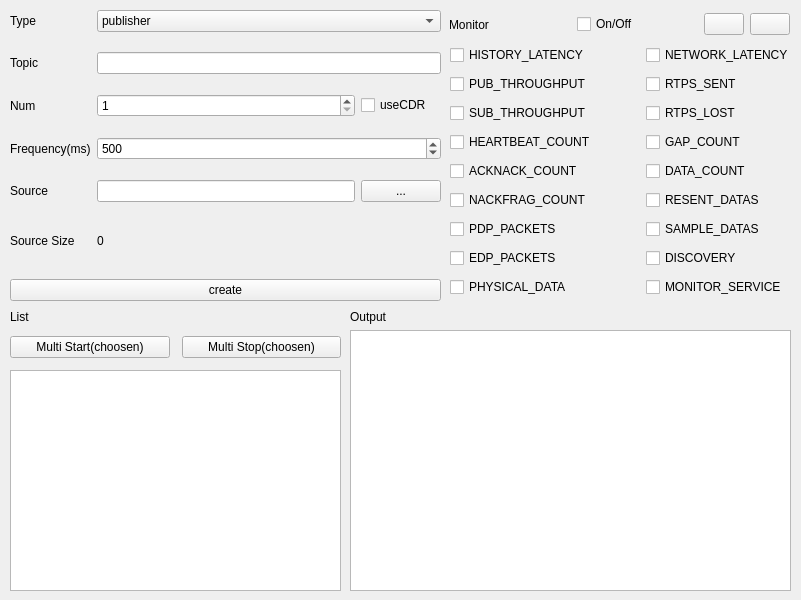
This is Easy-DDS-Test/EDTest/easyddstest.ui in npr-martin/easydds as Qt 5 draws it before an edit. The edited form follows.
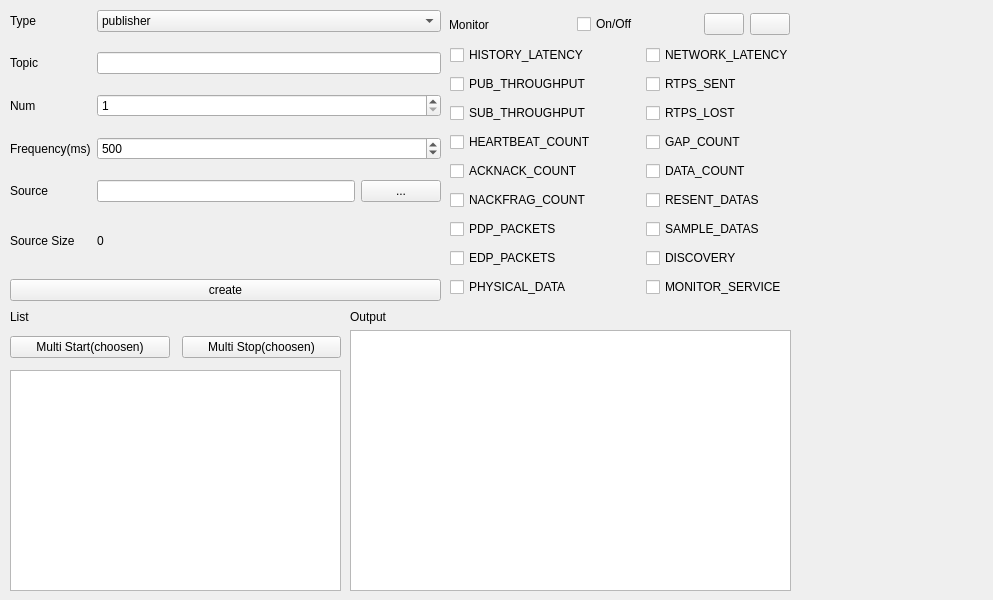
This is the edited form. Icons and pictures are not drawn.

What changed in the file:
```diff
--- a/Easy-DDS-Test/EDTest/easyddstest.ui
+++ b/Easy-DDS-Test/EDTest/easyddstest.ui
@@ -6,7 +6,7 @@
    <rect>
     <x>0</x>
     <y>0</y>
-    <width>801</width>
+    <width>993</width>
     <height>600</height>
    </rect>
   </property>
@@ -130,7 +130,7 @@
        </property>
       </widget>
      </item>
-     <item row="2" column="1">
+     <item row="2" column="1" colspan="2">
       <widget class="QSpinBox" name="spinBox">
        <property name="minimum">
         <number>1</number>
@@ -143,13 +143,6 @@
        </property>
       </widget>
      </item>
-     <item row="2" column="2">
-      <widget class="QCheckBox" name="ckb_usecdr">
-       <property name="text">
-        <string>useCDR</string>
-       </property>
-      </widget>
-     </item>
     </layout>
    </widget>
    <widget class="QWidget" name="verticalLayoutWidget">
```
